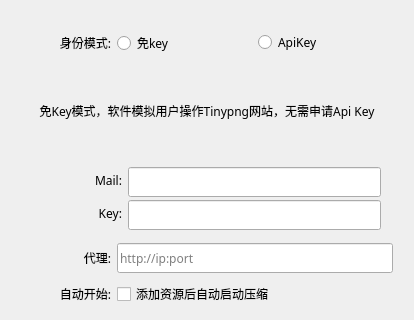
Before: the Qt Designer form tinypng/SettingWindow.ui in yongplus/tinypng, drawn with Qt 5; both pictures show x 0 to 414 and y 0 to 320 of the 414 by 515 pixel window.
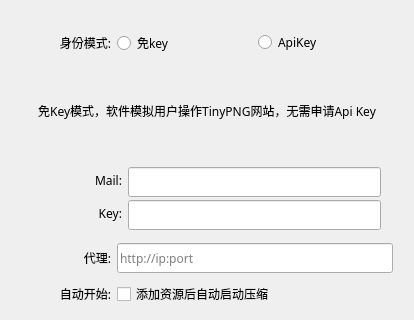
After: the same form once the commit is applied. Icons and pictures are not drawn.

```diff
--- a/tinypng/SettingWindow.ui
+++ b/tinypng/SettingWindow.ui
@@ -128,7 +128,11 @@
         </size>
        </property>
        <property name="text">
-        <string>&lt;html&gt;&lt;head/&gt;&lt;body&gt;&lt;p&gt;免Key模式，软件模拟用户操作Tinypng网站，无需申请Api Key&lt;/p&gt;&lt;/body&gt;&lt;/html&gt;</string>
+        <string>&lt;!DOCTYPE HTML PUBLIC &quot;-//W3C//DTD HTML 4.0//EN&quot; &quot;http://www.w3.org/TR/REC-html40/strict.dtd&quot;&gt;
+&lt;html&gt;&lt;head&gt;&lt;meta name=&quot;qrichtext&quot; content=&quot;1&quot; /&gt;&lt;style type=&quot;text/css&quot;&gt;
+p, li { white-space: pre-wrap; }
+&lt;/style&gt;&lt;/head&gt;&lt;body style=&quot; font-family:'新宋体'; font-size:9pt; font-weight:400; font-style:normal;&quot;&gt;
+&lt;p style=&quot; margin-top:12px; margin-bottom:12px; margin-left:0px; margin-right:0px; -qt-block-indent:0; text-indent:0px;&quot;&gt;免Key模式，软件模拟用户操作TinyPNG网站，无需申请Api Key&lt;/p&gt;&lt;/body&gt;&lt;/html&gt;</string>
        </property>
        <property name="alignment">
         <set>Qt::AlignCenter</set>
```
Left out of the diff: 2 changed lines with no effect on the pictures.
